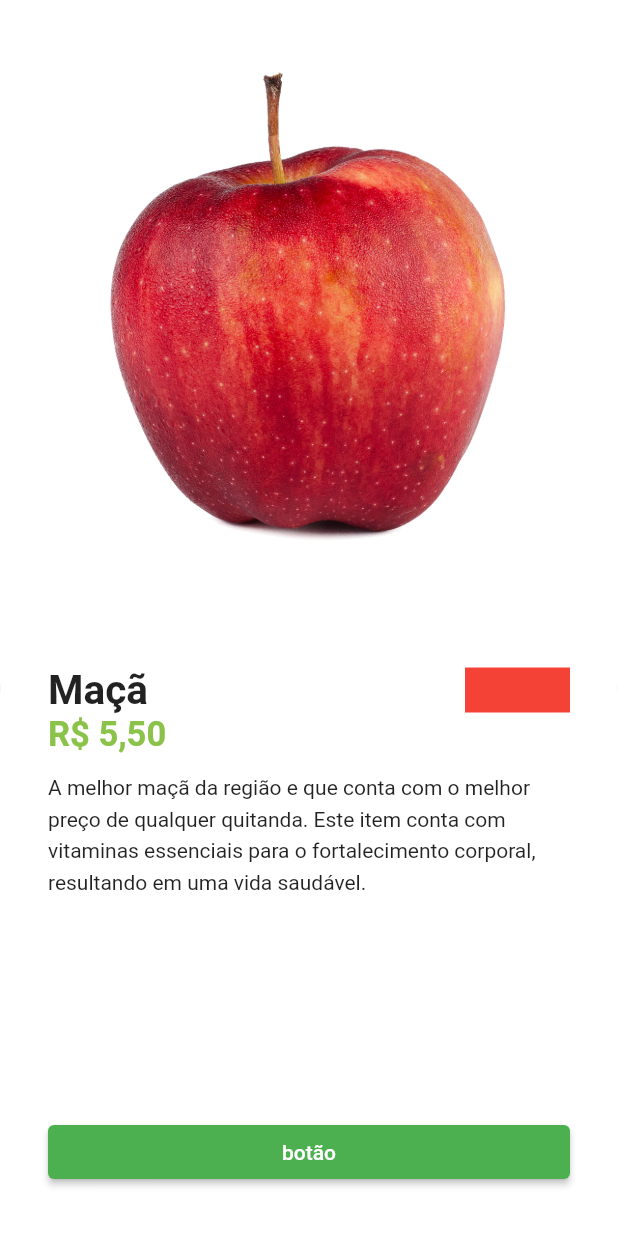
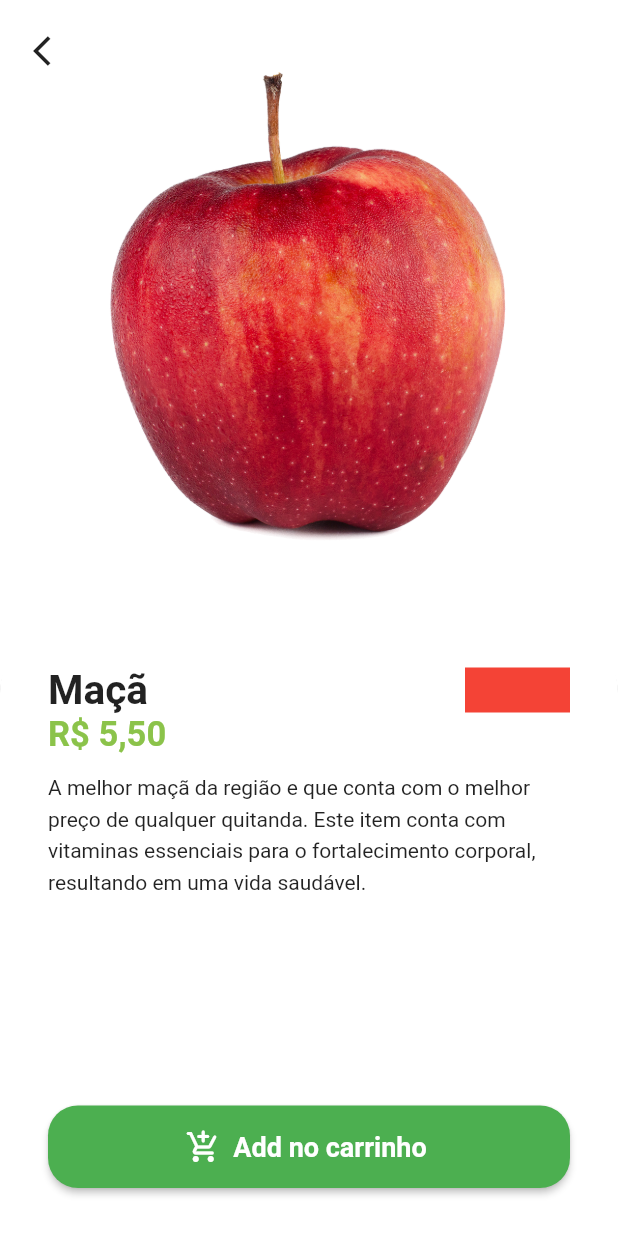
Before and after one commit to Wkerlyson/greengrocer, a Flutter app: the HomeTab screen opened directly, after a tap on "Maçã", on a phone screen of 412 x 824 dp. Run offline on Flutter 3.47's test engine with Material 2 defaults, Android fonts, the phone set to English and light mode, and no system bars; our stand-ins replace animated_text_kit, badges, mask_text_input_formatter.

Commit message:
Add to cart button and Hero animation

```diff
--- a/lib/src/pages/home/components/item_tile.dart
+++ b/lib/src/pages/home/components/item_tile.dart
@@ -36,7 +36,12 @@ class ItemTile extends StatelessWidget {
                 crossAxisAlignment: CrossAxisAlignment.stretch,
                 children: [
                   //Imagem
-                  Expanded(child: Image.asset(item.imgUrl)),
+                  Expanded(
+                    child: Hero(
+                      tag: item.imgUrl,
+                      child: Image.asset(item.imgUrl),
+                    ),
+                  ),
                   //Nome
                   Text(
                     item.itemName,
--- a/lib/src/pages/product/product_screen.dart
+++ b/lib/src/pages/product/product_screen.dart
@@ -16,9 +16,14 @@ class ProductScreen extends StatelessWidget {
   Widget build(BuildContext context) {
     return Scaffold(
       backgroundColor: Colors.white.withAlpha(230),
-      body: Column(children: [
+      body: Stack(
+        children: [
+          Column(children: [
             Expanded(
+              child: Hero(
+                tag: item.imgUrl,
                 child: Image.asset(item.imgUrl),
+              ),
             ),
             Expanded(
               child: Container(
@@ -82,12 +87,45 @@ class ProductScreen extends StatelessWidget {
                     ),
 
                     //Botao
-                ElevatedButton(onPressed: () {}, child: Text('botão'))
+                    SizedBox(
+                      height: 55,
+                      child: ElevatedButton.icon(
+                        onPressed: () {},
+                        label: const Text(
+                          'Add no carrinho',
+                          style: TextStyle(
+                            fontSize: 18,
+                            fontWeight: FontWeight.bold,
+                          ),
+                        ),
+                        icon: const Icon(
+                          Icons.add_shopping_cart_rounded,
+                          color: Colors.white,
+                        ),
+                        style: ElevatedButton.styleFrom(
+                          shape: RoundedRectangleBorder(
+                            borderRadius: BorderRadius.circular(20),
+                          ),
+                        ),
+                      ),
+                    )
                   ],
                 ),
               ),
             )
           ]),
+          Positioned(
+            left: 10,
+            top: 10,
+            child: SafeArea(
+              child: IconButton(
+                onPressed: () => Navigator.of(context).pop(),
+                icon: const Icon(Icons.arrow_back_ios),
+              ),
+            ),
+          )
+        ],
+      ),
     );
   }
 }
```
Lines whose indentation alone changed are shown as unchanged.
